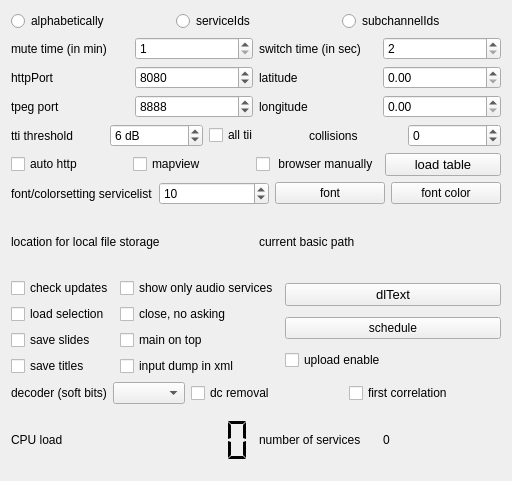
JvanKatwijk/qt-dab, file sources/main/forms-v7/config-helper.ui: the form before one commit.
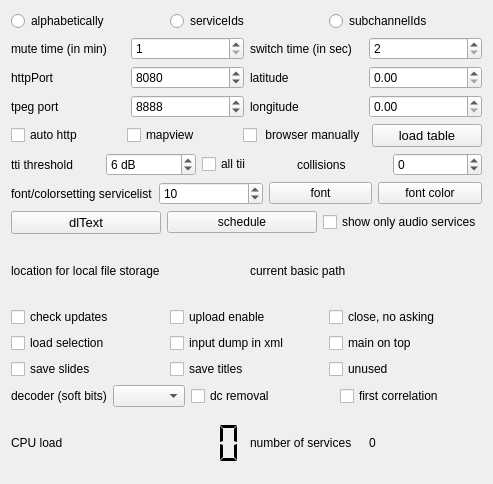
The form after the commit. Custom widgets are drawn as their Qt base class.

Commit message: adapted technical window

Diff of the .ui file:
```diff
--- a/sources/main/forms-v7/config-helper.ui
+++ b/sources/main/forms-v7/config-helper.ui
@@ -6,8 +6,8 @@
    <rect>
     <x>0</x>
     <y>0</y>
-    <width>512</width>
-    <height>481</height>
+    <width>493</width>
+    <height>484</height>
    </rect>
   </property>
   <property name="windowTitle">
@@ -16,7 +16,7 @@
   <property name="toolTip">
    <string>&lt;html&gt;&lt;head/&gt;&lt;body&gt;&lt;p&gt;Configuration and control widget.&lt;/p&gt;&lt;/body&gt;&lt;/html&gt;</string>
   </property>
-  <layout class="QVBoxLayout" name="verticalLayout_2">
+  <layout class="QVBoxLayout" name="verticalLayout">
    <item>
     <layout class="QHBoxLayout" name="horizontalLayout_8">
      <item>
@@ -52,10 +52,12 @@
     </layout>
    </item>
    <item>
+    <layout class="QHBoxLayout" name="horizontalLayout_15">
+     <item>
+      <layout class="QVBoxLayout" name="verticalLayout_3">
+       <item>
     <layout class="QHBoxLayout" name="horizontalLayout_6">
      <item>
-      <layout class="QHBoxLayout" name="horizontalLayout_2">
-       <item>
         <widget class="QLabel" name="label">
          <property name="toolTip">
           <string>&lt;html&gt;&lt;head/&gt;&lt;body&gt;&lt;p&gt;The mute time is the time, the audio will be suppressed when activating the mute function.&lt;/p&gt;&lt;p&gt;It is expressed in minutes.&lt;/p&gt;&lt;/body&gt;&lt;/html&gt;</string>
@@ -78,6 +80,52 @@
       </layout>
      </item>
      <item>
+        <layout class="QHBoxLayout" name="horizontalLayout_13">
+         <item>
+          <widget class="QLabel" name="label_6">
+           <property name="text">
+            <string>httpPort</string>
+           </property>
+          </widget>
+         </item>
+         <item>
+          <widget class="QSpinBox" name="httpPortSelector">
+           <property name="maximum">
+            <number>100000</number>
+           </property>
+           <property name="value">
+            <number>8080</number>
+           </property>
+          </widget>
+         </item>
+        </layout>
+       </item>
+       <item>
+        <layout class="QHBoxLayout" name="horizontalLayout_7">
+         <item>
+          <widget class="QLabel" name="label_5">
+           <property name="text">
+            <string>tpeg port</string>
+           </property>
+          </widget>
+         </item>
+         <item>
+          <widget class="QSpinBox" name="tpegPortSelector">
+           <property name="maximum">
+            <number>10000</number>
+           </property>
+           <property name="value">
+            <number>8888</number>
+           </property>
+          </widget>
+         </item>
+        </layout>
+       </item>
+      </layout>
+     </item>
+     <item>
+      <layout class="QVBoxLayout" name="verticalLayout_2">
+       <item>
       <layout class="QHBoxLayout" name="horizontalLayout_4">
        <item>
         <widget class="QLabel" name="label_2">
@@ -104,33 +152,8 @@
        </item>
       </layout>
      </item>
-    </layout>
-   </item>
    <item>
-    <layout class="QGridLayout" name="gridLayout_2">
-     <item row="0" column="0">
-      <layout class="QHBoxLayout" name="horizontalLayout_13">
-       <item>
-        <widget class="QLabel" name="label_6">
-         <property name="text">
-          <string>httpPort</string>
-         </property>
-        </widget>
-       </item>
-       <item>
-        <widget class="QSpinBox" name="httpPortSelector">
-         <property name="maximum">
-          <number>100000</number>
-         </property>
-         <property name="value">
-          <number>8080</number>
-         </property>
-        </widget>
-       </item>
-      </layout>
-     </item>
-     <item row="0" column="1">
-      <layout class="QHBoxLayout" name="horizontalLayout_15">
+        <layout class="QHBoxLayout" name="horizontalLayout_2">
        <item>
         <widget class="QLabel" name="label_7">
          <property name="text">
@@ -147,7 +170,7 @@
        </item>
       </layout>
      </item>
-     <item row="1" column="1">
+       <item>
       <layout class="QHBoxLayout" name="horizontalLayout_3">
        <item>
         <widget class="QLabel" name="label_8">
@@ -165,26 +188,56 @@
        </item>
       </layout>
      </item>
-     <item row="1" column="0">
-      <layout class="QHBoxLayout" name="horizontalLayout_7">
+      </layout>
+     </item>
+    </layout>
+   </item>
        <item>
-        <widget class="QLabel" name="label_5">
+    <layout class="QHBoxLayout" name="horizontalLayout_17">
+     <item>
+      <widget class="QCheckBox" name="auto_http">
+       <property name="toolTip">
+        <string>&lt;html&gt;&lt;head/&gt;&lt;body&gt;&lt;p&gt;If enabled, the software will (try to) start the http handler on program start up&lt;/p&gt;&lt;/body&gt;&lt;/html&gt;</string>
+       </property>
          <property name="text">
-          <string>tpeg port</string>
+        <string>auto http</string>
          </property>
         </widget>
        </item>
        <item>
-        <widget class="QSpinBox" name="tpegPortSelector">
-         <property name="maximum">
-          <number>10000</number>
-         </property>
-         <property name="value">
-          <number>8888</number>
+      <widget class="QCheckBox" name="mapViewSelector">
+       <property name="toolTip">
+        <string>&lt;html&gt;&lt;head/&gt;&lt;body&gt;&lt;p&gt;When set, the software is instructed to start an EPG processor when an EPG service is detected on starting an ensemble.&lt;/p&gt;&lt;/body&gt;&lt;/html&gt;</string>
+       </property>
+       <property name="text">
+        <string>mapview</string>
          </property>
         </widget>
        </item>
-      </layout>
+     <item>
+      <widget class="QCheckBox" name="localBrowserSelector">
+       <property name="toolTip">
+        <string>&lt;html&gt;&lt;head/&gt;&lt;body&gt;&lt;p&gt;Set in the configuration that on starting the http service a browser will have to be started manually. By default  browser starts automaticall when the http button is set. Effective immediately&lt;/p&gt;&lt;p&gt;&lt;br/&gt;&lt;/p&gt;&lt;/body&gt;&lt;/html&gt;</string>
+       </property>
+       <property name="text">
+        <string> browser manually</string>
+       </property>
+      </widget>
+     </item>
+     <item>
+      <widget class="smallPushButton" name="loadTableButton">
+       <property name="font">
+        <font>
+         <pointsize>10</pointsize>
+        </font>
+       </property>
+       <property name="toolTip">
+        <string>&lt;html&gt;&lt;head/&gt;&lt;body&gt;&lt;p&gt;Touching this button will instruct the software to load a fresh database. Note that this only works if either the software is precompiled or you have installed the small library as discussed in the installation instructions.&lt;/p&gt;&lt;/body&gt;&lt;/html&gt;</string>
+       </property>
+       <property name="text">
+        <string>load table</string>
+       </property>
+      </widget>
      </item>
     </layout>
    </item>
@@ -245,55 +298,6 @@
      </item>
     </layout>
    </item>
-   <item>
-    <layout class="QHBoxLayout" name="horizontalLayout_17">
-     <item>
-      <widget class="QCheckBox" name="auto_http">
-       <property name="toolTip">
-        <string>&lt;html&gt;&lt;head/&gt;&lt;body&gt;&lt;p&gt;If enabled, the software will (try to) start the http handler on program start up&lt;/p&gt;&lt;/body&gt;&lt;/html&gt;</string>
-       </property>
-       <property name="text">
-        <string>auto http</string>
-       </property>
-      </widget>
-     </item>
-     <item>
-      <widget class="QCheckBox" name="mapViewSelector">
-       <property name="toolTip">
-        <string>&lt;html&gt;&lt;head/&gt;&lt;body&gt;&lt;p&gt;When set, the software is instructed to start an EPG processor when an EPG service is detected on starting an ensemble.&lt;/p&gt;&lt;/body&gt;&lt;/html&gt;</string>
-       </property>
-       <property name="text">
-        <string>mapview</string>
-       </property>
-      </widget>
-     </item>
-     <item>
-      <widget class="QCheckBox" name="localBrowserSelector">
-       <property name="toolTip">
-        <string>&lt;html&gt;&lt;head/&gt;&lt;body&gt;&lt;p&gt;Set in the configuration that on starting the http service a browser will have to be started manually. By default  browser starts automaticall when the http button is set. Effective immediately&lt;/p&gt;&lt;p&gt;&lt;br/&gt;&lt;/p&gt;&lt;/body&gt;&lt;/html&gt;</string>
-       </property>
-       <property name="text">
-        <string> browser manually</string>
-       </property>
-      </widget>
-     </item>
-     <item>
-      <widget class="smallPushButton" name="loadTableButton">
-       <property name="font">
-        <font>
-         <pointsize>10</pointsize>
-        </font>
-       </property>
-       <property name="toolTip">
-        <string>&lt;html&gt;&lt;head/&gt;&lt;body&gt;&lt;p&gt;Touching this button will instruct the software to load a fresh database. Note that this only works if either the software is precompiled or you have installed the small library as discussed in the installation instructions.&lt;/p&gt;&lt;/body&gt;&lt;/html&gt;</string>
-       </property>
-       <property name="text">
-        <string>load table</string>
-       </property>
-      </widget>
-     </item>
-    </layout>
-   </item>
    <item>
     <layout class="QHBoxLayout" name="horizontalLayout_5">
      <item>
@@ -341,6 +345,45 @@
      </item>
     </layout>
    </item>
+   <item>
+    <layout class="QHBoxLayout" name="horizontalLayout_18">
+     <item>
+      <widget class="smallPushButton" name="dlTextButton">
+       <property name="font">
+        <font>
+         <pointsize>10</pointsize>
+        </font>
+       </property>
+       <property name="toolTip">
+        <string>&lt;html&gt;&lt;head/&gt;&lt;body&gt;&lt;p&gt;Save the lines of text that appear as dynamic label&lt;/p&gt;&lt;/body&gt;&lt;/html&gt;</string>
+       </property>
+       <property name="text">
+        <string>dlText</string>
+       </property>
+      </widget>
+     </item>
+     <item>
+      <widget class="smallPushButton" name="scheduleButton">
+       <property name="toolTip">
+        <string>&lt;html&gt;&lt;head/&gt;&lt;body&gt;&lt;p&gt;Touching this button allows specifying an element for the scheduler&lt;/p&gt;&lt;/body&gt;&lt;/html&gt;</string>
+       </property>
+       <property name="text">
+        <string>schedule</string>
+       </property>
+      </widget>
+     </item>
+     <item>
+      <widget class="QCheckBox" name="audioServices_only">
+       <property name="toolTip">
+        <string>&lt;html&gt;&lt;head/&gt;&lt;body&gt;&lt;p&gt;Many ensembles contain both audio and data services (e.g. TPEG, EPG). If selected here, only audio services and  the EPG service if part of the ensemble will be shown in the services list&lt;/p&gt;&lt;/body&gt;&lt;/html&gt;</string>
+       </property>
+       <property name="text">
+        <string>show only audio services</string>
+       </property>
+      </widget>
+     </item>
+    </layout>
+   </item>
    <item>
     <layout class="QHBoxLayout" name="horizontalLayout_16">
      <item>
@@ -360,8 +403,6 @@
     </layout>
    </item>
    <item>
-    <layout class="QHBoxLayout" name="horizontalLayout_18">
-     <item>
       <layout class="QGridLayout" name="gridLayout">
        <item row="0" column="0">
         <widget class="QCheckBox" name="updateChecker">
@@ -374,26 +415,16 @@
         </widget>
        </item>
        <item row="0" column="1">
-        <widget class="QCheckBox" name="audioServices_only">
+      <widget class="QCheckBox" name="upload_selector">
          <property name="toolTip">
           <string>&lt;html&gt;&lt;head/&gt;&lt;body&gt;&lt;p&gt;Many ensembles contain both audio and data services (e.g. TPEG, EPG). If selected here, only audio services and  the EPG service if part of the ensemble will be shown in the services list&lt;/p&gt;&lt;/body&gt;&lt;/html&gt;</string>
          </property>
          <property name="text">
-          <string>show only audio services</string>
+        <string>upload enable</string>
          </property>
         </widget>
        </item>
-       <item row="1" column="0">
-        <widget class="QCheckBox" name="loadSelection_selector">
-         <property name="toolTip">
-          <string>&lt;html&gt;&lt;head/&gt;&lt;body&gt;&lt;p&gt;If this selector is set, the list of services is loaded from a user defined file. If loading from such a file fails, the software will load the list from the default file.&lt;/p&gt;&lt;/body&gt;&lt;/html&gt;</string>
-         </property>
-         <property name="text">
-          <string>load selection</string>
-         </property>
-        </widget>
-       </item>
-       <item row="1" column="1">
+     <item row="0" column="2">
         <widget class="QCheckBox" name="closeDirect_selector">
          <property name="toolTip">
           <string>&lt;html&gt;&lt;head/&gt;&lt;body&gt;&lt;p&gt;If you are bored with the explicit request to stop, touch this one, and stopping is direct&lt;/p&gt;&lt;/body&gt;&lt;/html&gt;</string>
@@ -403,6 +434,36 @@
          </property>
         </widget>
        </item>
+     <item row="1" column="0">
+      <widget class="QCheckBox" name="loadSelection_selector">
+       <property name="toolTip">
+        <string>&lt;html&gt;&lt;head/&gt;&lt;body&gt;&lt;p&gt;If this selector is set, the list of services is loaded from a user defined file. If loading from such a file fails, the software will load the list from the default file.&lt;/p&gt;&lt;/body&gt;&lt;/html&gt;</string>
+       </property>
+       <property name="text">
+        <string>load selection</string>
+       </property>
+      </widget>
+     </item>
+     <item row="1" column="1">
+      <widget class="QCheckBox" name="dumpmodeSelector">
+       <property name="toolTip">
+        <string>&lt;html&gt;&lt;head/&gt;&lt;body&gt;&lt;p&gt;The dump facility is changed. Dumping the input samples is now centralized (use the right hand mouse button on the ensemblename left top of the main widget).&lt;/p&gt;&lt;p&gt;If selected the dump will be in xml format (but of course only if the device supports that)&lt;/p&gt;&lt;p&gt;otherwise an &amp;quot;wav&amp;quot; file will be generated.&lt;/p&gt;&lt;/body&gt;&lt;/html&gt;</string>
+       </property>
+       <property name="text">
+        <string>input dump in xml</string>
+       </property>
+      </widget>
+     </item>
+     <item row="1" column="2">
+      <widget class="QCheckBox" name="onTop">
+       <property name="toolTip">
+        <string>&lt;html&gt;&lt;head/&gt;&lt;body&gt;&lt;p&gt;Set in the configuration whether or not the main widget should ALWAYS be op top. Note that setting will be applied the next time the program will start.&lt;/p&gt;&lt;p&gt;Note further that in Windows a problem may occur: a warning message might be invisible, hidden by the main widget op top.&lt;/p&gt;&lt;/body&gt;&lt;/html&gt;</string>
+       </property>
+       <property name="text">
+        <string>main on top</string>
+       </property>
+      </widget>
+     </item>
        <item row="2" column="0">
         <widget class="QCheckBox" name="saveSlides">
          <property name="toolTip">
@@ -414,16 +475,6 @@
         </widget>
        </item>
        <item row="2" column="1">
-        <widget class="QCheckBox" name="onTop">
-         <property name="toolTip">
-          <string>&lt;html&gt;&lt;head/&gt;&lt;body&gt;&lt;p&gt;Set in the configuration whether or not the main widget should ALWAYS be op top. Note that setting will be applied the next time the program will start.&lt;/p&gt;&lt;p&gt;Note further that in Windows a problem may occur: a warning message might be invisible, hidden by the main widget op top.&lt;/p&gt;&lt;/body&gt;&lt;/html&gt;</string>
-         </property>
-         <property name="text">
-          <string>main on top</string>
-         </property>
-        </widget>
-       </item>
-       <item row="3" column="0">
         <widget class="QCheckBox" name="saveTitlesSelector">
          <property name="toolTip">
           <string>&lt;html&gt;&lt;head/&gt;&lt;body&gt;&lt;p&gt;Having this selector set instructs the software to apply the so called DL2 rules to the dynamic label text. When DL2 is recognized in the forming of the dynamic label text, the titles of songs can be separated from the dynamic label and stored in a file in the Qt-DAB-files folder&lt;/p&gt;&lt;/body&gt;&lt;/html&gt;</string>
@@ -433,56 +484,12 @@
          </property>
         </widget>
        </item>
-       <item row="3" column="1">
-        <widget class="QCheckBox" name="dumpmodeSelector">
-         <property name="toolTip">
-          <string>&lt;html&gt;&lt;head/&gt;&lt;body&gt;&lt;p&gt;The dump facility is changed. Dumping the input samples is now centralized (use the right hand mouse button on the ensemblename left top of the main widget).&lt;/p&gt;&lt;p&gt;If selected the dump will be in xml format (but of course only if the device supports that)&lt;/p&gt;&lt;p&gt;otherwise an &amp;quot;wav&amp;quot; file will be generated.&lt;/p&gt;&lt;/body&gt;&lt;/html&gt;</string>
-         </property>
+     <item row="2" column="2">
+      <widget class="QCheckBox" name="checkBox">
          <property name="text">
-          <string>input dump in xml</string>
-         </property>
-        </widget>
-       </item>
-      </layout>
-     </item>
-     <item>
-      <layout class="QVBoxLayout" name="verticalLayout">
-       <item>
-        <widget class="smallPushButton" name="dlTextButton">
-         <property name="font">
-          <font>
-           <pointsize>10</pointsize>
-          </font>
-         </property>
-         <property name="toolTip">
-          <string>&lt;html&gt;&lt;head/&gt;&lt;body&gt;&lt;p&gt;Save the lines of text that appear as dynamic label&lt;/p&gt;&lt;/body&gt;&lt;/html&gt;</string>
-         </property>
-         <property name="text">
-          <string>dlText</string>
-         </property>
-        </widget>
-       </item>
-       <item>
-        <widget class="smallPushButton" name="scheduleButton">
-         <property name="toolTip">
-          <string>&lt;html&gt;&lt;head/&gt;&lt;body&gt;&lt;p&gt;Touching this button allows specifying an element for the scheduler&lt;/p&gt;&lt;/body&gt;&lt;/html&gt;</string>
-         </property>
-         <property name="text">
-          <string>schedule</string>
-         </property>
-        </widget>
-       </item>
-       <item>
-        <widget class="QCheckBox" name="upload_selector">
-         <property name="toolTip">
-          <string>&lt;html&gt;&lt;head/&gt;&lt;body&gt;&lt;p&gt;&amp;quot;upload enable&amp;quot; is a selector for - if configured - allowing some data to be uploaded to fmlist.org. When touching the ensemblename on top of the left part of the main widget, the current content of the ensemble is shown (in &amp;quot;.csv&amp;quot; format). If this selector is enabled - and if the feature is configured - you will be asked to accept (or deny) sending up the contents of the ensemble to &amp;quot;fmlist.org&amp;quot; (the site that is responsible for the database mapping the TII numbers to station names and station attributes.&lt;/p&gt;&lt;p&gt;The same for the result of the single scan.&lt;/p&gt;&lt;p&gt;&lt;br/&gt;&lt;/p&gt;&lt;/body&gt;&lt;/html&gt;</string>
-         </property>
-         <property name="text">
-          <string>upload enable</string>
-         </property>
-        </widget>
-       </item>
-      </layout>
+        <string>unused</string>
+       </property>
+      </widget>
      </item>
     </layout>
    </item>
```
Left out of the diff: 2 changed lines with no effect on the pictures. Lines whose indentation alone changed are shown as unchanged. The commit also changes 7 other files.
